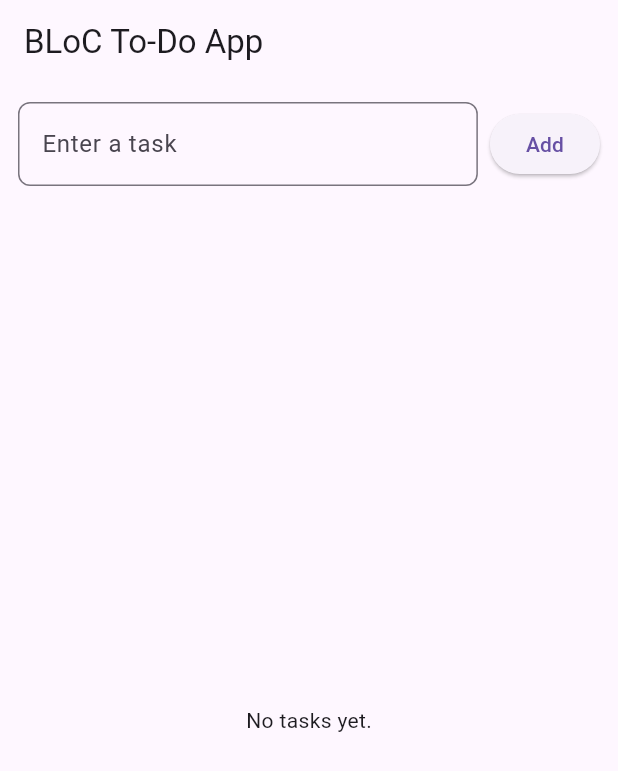
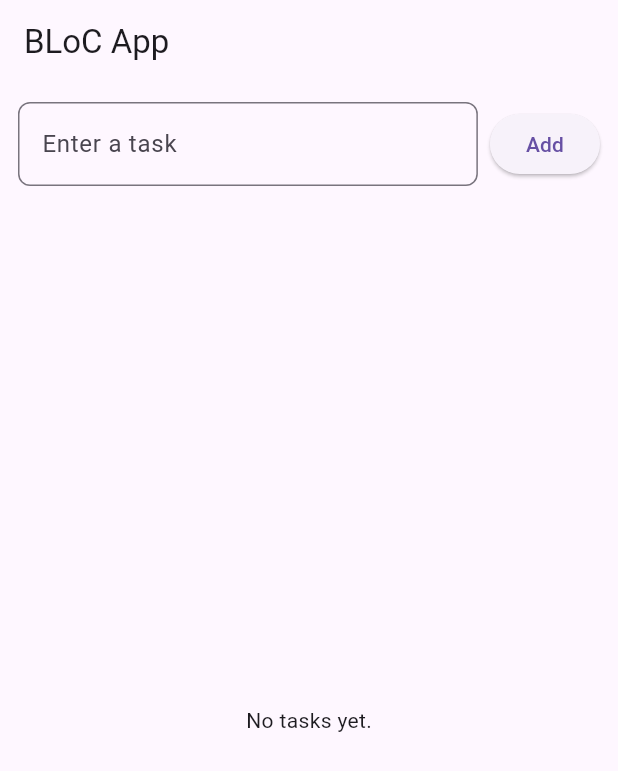
Before and after one commit to Seleemmiah/bloc_todov, a Flutter app: the screen it shows after launch, on a phone screen of 412 x 824 dp. Shown: the top 771 px of the screen. Run offline on Flutter 3.47's test engine with Material 3 defaults, Android fonts, the phone set to English and light mode, and no system bars; our stand-ins replace equatable, flutter_bloc.

```diff
--- a/bloc_todo_app/lib/screens/todo_screen.dart
+++ b/bloc_todo_app/lib/screens/todo_screen.dart
@@ -11,7 +11,7 @@ class TodoScreen extends StatelessWidget {
   @override
   Widget build(BuildContext context) {
     return Scaffold(
-      appBar: AppBar(title: const Text('BLoC To-Do App')),
+      appBar: AppBar(title: const Text('BLoC App')),
       body: Column(
         children: [
           // Input Field
```
